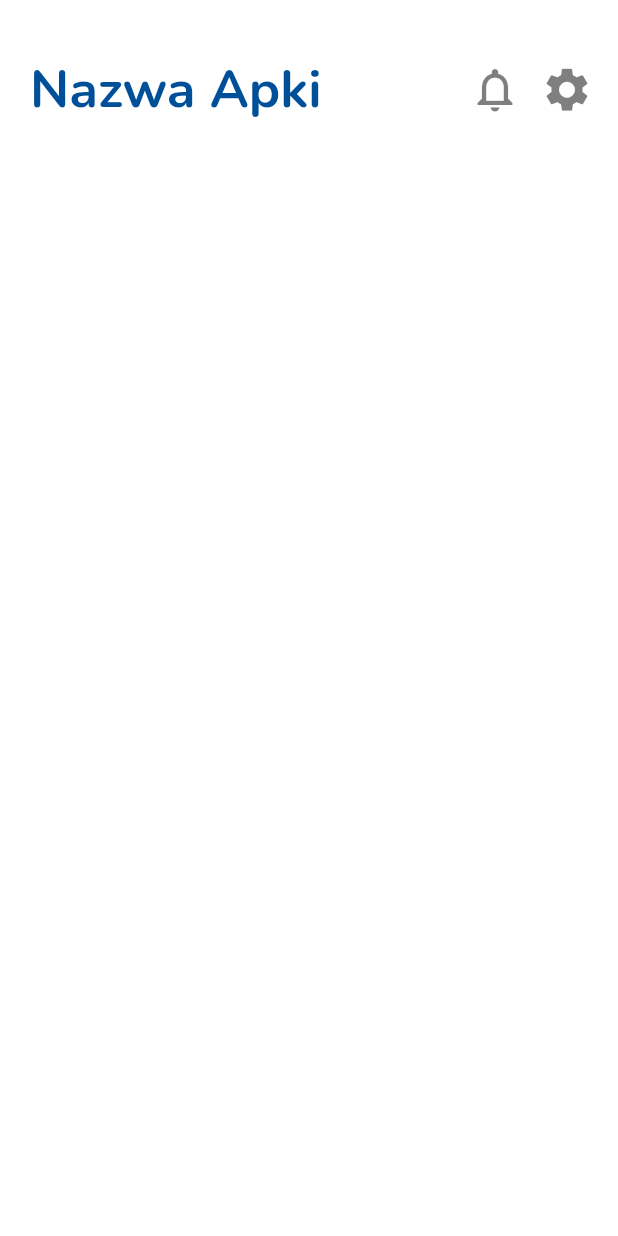
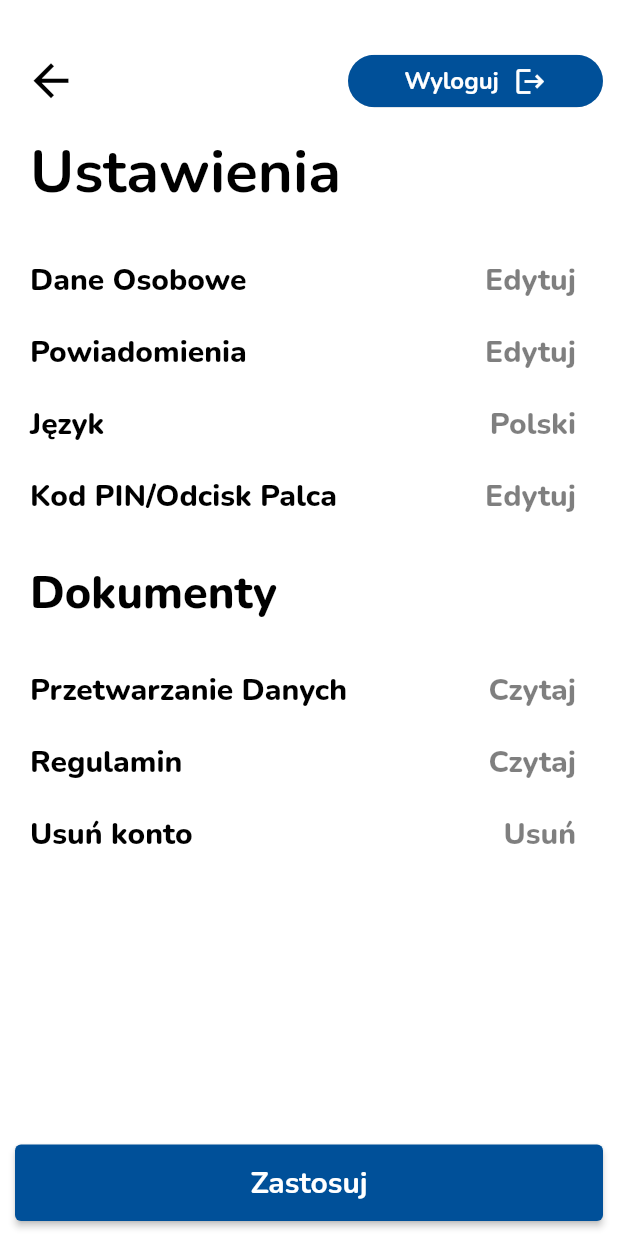
Before and after one commit to str000/RecycleLab, a Flutter app: the TopBar widget shown alone on an empty page, opened directly, after a tap on the "settings" icon, on a phone screen of 412 x 824 dp. Run offline on Flutter 3.47's test engine with Material 2 defaults, Android fonts, the phone set to English and light mode, and no system bars; our stand-ins replace firebase_auth, firebase_core, google_sign_in; accounts and stored records are empty; network calls fail.

Commit message:
Ustawienia Front

```diff
--- /dev/null
+++ b/lib/pages/settings_page.dart
@@ -0,0 +1,404 @@
+import 'package:auth/pages/signin_page.dart';
+import 'package:auth/theme/colors.dart';
+import 'package:firebase_auth/firebase_auth.dart';
+import 'package:flutter/material.dart';
+
+class SettingsPage extends StatefulWidget {
+  const SettingsPage({Key? key}) : super(key: key);
+
+  @override
+  _SettingsPageState createState() => _SettingsPageState();
+}
+
+class _SettingsPageState extends State<SettingsPage> {
+  @override
+  Widget build(BuildContext context) {
+    return Scaffold(
+      body: SingleChildScrollView(
+        child: Container(
+          padding: const EdgeInsets.only(left: 10.0, right: 10.0, top: 30.0),
+          child: Column(
+            mainAxisAlignment: MainAxisAlignment.spaceBetween,
+            children: [
+              Column(
+                children: [
+                  //------Pasek Górny------
+                  Row(
+                    mainAxisAlignment: MainAxisAlignment.spaceBetween,
+                    children: [
+                      IconButton(
+                        splashColor: Colors.transparent,
+                        highlightColor: Colors.transparent,
+                        padding: EdgeInsets.zero,
+                        icon: const Icon(
+                          Icons.arrow_back,
+                          size: 35,
+                          color: Colors.black,
+                        ),
+                        onPressed: () {
+                          Navigator.pop(context);
+                        },
+                      ),
+                      ClipRRect(
+                        borderRadius: BorderRadius.circular(25.0),
+                        child: SizedBox(
+                          width: 170,
+                          height: 35,
+                          child: ElevatedButton(
+                            onPressed: () async {
+                              await FirebaseAuth.instance.signOut();
+
+                              Navigator.of(context).pushReplacement(
+                                MaterialPageRoute(
+                                  builder: (context) => const LoginPage(),
+                                ),
+                              );
+                            },
+                            style: ElevatedButton.styleFrom(
+                              primary: primaryColor,
+                            ),
+                            child: Row(
+                              mainAxisAlignment: MainAxisAlignment.center,
+                              children: const [
+                                Text(
+                                  'Wyloguj',
+                                  style: TextStyle(
+                                    fontSize: 16.0,
+                                    color: Colors.white,
+                                    fontWeight: FontWeight.w700,
+                                  ),
+                                ),
+                                Padding(
+                                  padding: EdgeInsets.only(left: 10.0),
+                                  child: Icon(
+                                    Icons.logout,
+                                    size: 22,
+                                    color: Colors.white,
+                                  ),
+                                ),
+                              ],
+                            ),
+                          ),
+                        ),
+                      ),
+                    ],
+                  ),
+                  //------Napis Ustawienia------
+                  Row(
+                    children: [
+                      Container(
+                        margin: const EdgeInsets.all(10.0),
+                        child: const Text(
+                          'Ustawienia',
+                          style: TextStyle(
+                            fontSize: 40.0,
+                            color: Colors.black,
+                            fontWeight: FontWeight.w700,
+                          ),
+                        ),
+                      )
+                    ],
+                  ),
+                  //------Ustawienia------
+                  Container(
+                    margin: const EdgeInsets.all(10.0),
+                    child: Column(
+                      children: [
+                        //------Dane Osobowe------
+                        Row(
+                          mainAxisAlignment: MainAxisAlignment.spaceBetween,
+                          children: [
+                            Column(
+                              children: const [
+                                Text(
+                                  'Dane Osobowe',
+                                  style: TextStyle(
+                                    fontSize: 20.0,
+                                    color: Colors.black,
+                                    fontWeight: FontWeight.w800,
+                                  ),
+                                ),
+                              ],
+                            ),
+                            Column(
+                              children: [
+                                TextButton(
+                                  style: TextButton.styleFrom(
+                                    textStyle: const TextStyle(
+                                      fontSize: 20.0,
+                                      fontWeight: FontWeight.w800,
+                                      fontFamily: "Nunito",
+                                    ),
+                                    primary: halfBlackColor,
+                                  ),
+                                  onPressed: () {},
+                                  child: const Text('Edytuj'),
+                                ),
+                              ],
+                            ),
+                          ],
+                        ),
+                        //------Powiadomienia------
+                        Row(
+                          mainAxisAlignment: MainAxisAlignment.spaceBetween,
+                          children: [
+                            Column(
+                              children: const [
+                                Text(
+                                  'Powiadomienia',
+                                  style: TextStyle(
+                                    fontSize: 20.0,
+                                    color: Colors.black,
+                                    fontWeight: FontWeight.w800,
+                                  ),
+                                ),
+                              ],
+                            ),
+                            Column(
+                              children: [
+                                TextButton(
+                                  style: TextButton.styleFrom(
+                                    textStyle: const TextStyle(
+                                      fontSize: 20.0,
+                                      fontWeight: FontWeight.w800,
+                                      fontFamily: "Nunito",
+                                    ),
+                                    primary: halfBlackColor,
+                                  ),
+                                  onPressed: () {},
+                                  child: const Text('Edytuj'),
+                                ),
+                              ],
+                            ),
+                          ],
+                        ),
+                        //------Język------
+                        Row(
+                          mainAxisAlignment: MainAxisAlignment.spaceBetween,
+                          children: [
+                            Column(
+                              children: const [
+                                Text(
+                                  'Język',
+                                  style: TextStyle(
+                                    fontSize: 20.0,
+                                    color: Colors.black,
+                                    fontWeight: FontWeight.w800,
+                                  ),
+                                ),
+                              ],
+                            ),
+                            Column(
+                              children: [
+                                TextButton(
+                                  style: TextButton.styleFrom(
+                                    textStyle: const TextStyle(
+                                      fontSize: 20.0,
+                                      fontWeight: FontWeight.w800,
+                                      fontFamily: "Nunito",
+                                    ),
+                                    primary: halfBlackColor,
+                                  ),
+                                  onPressed: () {},
+                                  child: const Text('Polski'),
+                                ),
+                              ],
+                            ),
+                          ],
+                        ),
+                        //------Kod PIN/Odcisk Palca------
+                        Row(
+                          mainAxisAlignment: MainAxisAlignment.spaceBetween,
+                          children: [
+                            Column(
+                              children: const [
+                                Text(
+                                  'Kod PIN/Odcisk Palca',
+                                  style: TextStyle(
+                                    fontSize: 20.0,
+                                    color: Colors.black,
+                                    fontWeight: FontWeight.w800,
+                                  ),
+                                ),
+                              ],
+                            ),
+                            Column(
+                              children: [
+                                TextButton(
+                                  style: TextButton.styleFrom(
+                                    textStyle: const TextStyle(
+                                      fontSize: 20.0,
+                                      fontWeight: FontWeight.w800,
+                                      fontFamily: "Nunito",
+                                    ),
+                                    primary: halfBlackColor,
+                                  ),
+                                  onPressed: () {},
+                                  child: const Text('Edytuj'),
+                                ),
+                              ],
+                            ),
+                          ],
+                        ),
+                        Row(
+                          children: [
+                            Container(
+                              margin: const EdgeInsets.only(
+                                top: 20.0,
+                                bottom: 20.0,
+                              ),
+                              child: const Text(
+                                'Dokumenty',
+                                style: TextStyle(
+                                  fontSize: 30.0,
+                                  color: Colors.black,
+                                  fontWeight: FontWeight.w800,
+                                ),
+                              ),
+                            )
+                          ],
+                        ),
+                        //------Przetwarzanie Danych------
+                        Row(
+                          mainAxisAlignment: MainAxisAlignment.spaceBetween,
+                          children: [
+                            Column(
+                              children: const [
+                                Text(
+                                  'Przetwarzanie Danych',
+                                  style: TextStyle(
+                                    fontSize: 20.0,
+                                    color: Colors.black,
+                                    fontWeight: FontWeight.w800,
+                                  ),
+                                ),
+                              ],
+                            ),
+                            Column(
+                              children: [
+                                TextButton(
+                                  style: TextButton.styleFrom(
+                                    textStyle: const TextStyle(
+                                      fontSize: 20.0,
+                                      fontWeight: FontWeight.w800,
+                                      fontFamily: "Nunito",
+                                    ),
+                                    primary: halfBlackColor,
+                                  ),
+                                  onPressed: () {},
+                                  child: const Text('Czytaj'),
+                                ),
+                              ],
+                            ),
+                          ],
+                        ),
+
+                        //------Regulamin------
+                        Row(
+                          mainAxisAlignment: MainAxisAlignment.spaceBetween,
+                          children: [
+                            Column(
+                              children: const [
+                                Text(
+                                  'Regulamin',
+                                  style: TextStyle(
+                                    fontSize: 20.0,
+                                    color: Colors.black,
+                                    fontWeight: FontWeight.w800,
+                                  ),
+                                ),
+                              ],
+                            ),
+                            Column(
+                              children: [
+                                TextButton(
+                                  style: TextButton.styleFrom(
+                                    textStyle: const TextStyle(
+                                      fontSize: 20.0,
+                                      fontWeight: FontWeight.w800,
+                                      fontFamily: "Nunito",
+                                    ),
+                                    primary: halfBlackColor,
+                                  ),
+                                  onPressed: () {},
+                                  child: const Text('Czytaj'),
+                                ),
+                              ],
+                            ),
+                          ],
+                        ),
+                        //------Usuń konto------
+                        Row(
+                          mainAxisAlignment: MainAxisAlignment.spaceBetween,
+                          children: [
+                            Column(
+                              children: const [
+                                Text(
+                                  'Usuń konto',
+                                  style: TextStyle(
+                                    fontSize: 20.0,
+                                    color: Colors.black,
+                                    fontWeight: FontWeight.w800,
+                                  ),
+                                ),
+                              ],
+                            ),
+                            Column(
+                              children: [
+                                TextButton(
+                                  style: TextButton.styleFrom(
+                                    textStyle: const TextStyle(
+                                      fontSize: 20.0,
+                                      fontWeight: FontWeight.w800,
+                                      fontFamily: "Nunito",
+                                    ),
+                                    primary: halfBlackColor,
+                                  ),
+                                  onPressed: () {},
+                                  child: const Text('Usuń'),
+                                ),
+                              ],
+                            ),
+                          ],
+                        ),
+                      ],
+                    ),
+                  ),
+                ],
+              ),
+            ],
+          ),
+        ),
+      ),
+      bottomNavigationBar: Padding(
+        padding: const EdgeInsets.all(10.0),
+        child: Row(
+          mainAxisAlignment: MainAxisAlignment.center,
+          children: [
+            Expanded(
+              child: ElevatedButton(
+                onPressed: () {
+                  print("zastosuj");
+                },
+                style: ElevatedButton.styleFrom(
+                  primary: primaryColor,
+                  padding: const EdgeInsets.symmetric(
+                    vertical: 12.0,
+                  ),
+                ),
+                child: const Text(
+                  'Zastosuj',
+                  style: TextStyle(
+                    color: Colors.white,
+                    fontSize: 20.0,
+                    fontWeight: FontWeight.w700,
+                  ),
+                ),
+              ),
+            ),
+          ],
+        ),
+      ),
+    );
+  }
+}
--- a/lib/widgets/top_bar.dart
+++ b/lib/widgets/top_bar.dart
@@ -1,3 +1,4 @@
+import 'package:auth/pages/settings_page.dart';
 import 'package:auth/theme/colors.dart';
 import 'package:flutter/material.dart';
 
@@ -50,7 +51,13 @@ class TopBar extends StatelessWidget implements PreferredSizeWidget {
                           size: 35,
                           color: Color.fromRGBO(0, 0, 0, .5),
                         ),
-                        onPressed: () {}),
+                        onPressed: () {
+                          Navigator.of(context).push(
+                            MaterialPageRoute(
+                              builder: (context) => const SettingsPage(),
+                            ),
+                          );
+                        }),
                   ])
                 ])),
       ],
```
